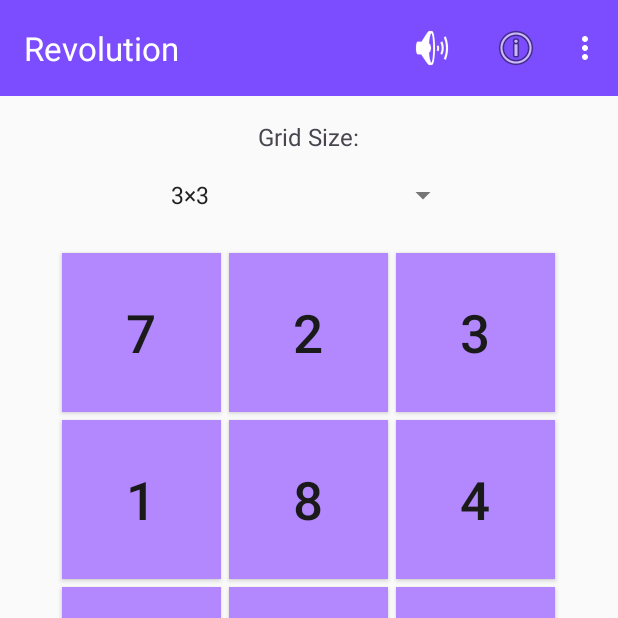
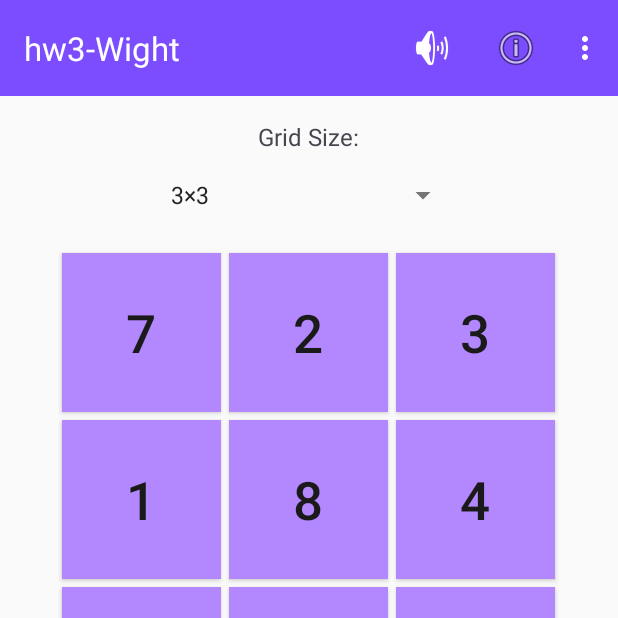
Before and after one commit to EthanWight/Revolution, an Android app: the screen it shows after launch (MainActivity), on a phone screen of 412 x 824 dp, the top half of it. Run offline under Robolectric (Android 15) with nearby library versions, the phone set to English and light mode, and no system bars.

Commit message:
refactor: Update app name and remove menu icons
This commit updates the application's name and simplifies the main menu.

- Changes the `app_name` string resource from "Revolution" to "hw3-Wight".
- Removes the icons from the "milestones" and "surrender" items in `main_menu.xml`.

```diff
--- a/app/src/main/res/menu/main_menu.xml
+++ b/app/src/main/res/menu/main_menu.xml
@@ -15,14 +15,12 @@
         android:id="@+id/action_milestones"
         android:orderInCategory="25"
         android:title="@string/milestones"
-        android:icon="@android:drawable/star_on"
         app:showAsAction="never" />
 
     <item
         android:id="@+id/action_surrender"
         android:orderInCategory="50"
         android:title="@string/surrender"
-        android:icon="@android:drawable/ic_menu_revert"
         app:showAsAction="never" />
 
     <item
--- a/app/src/main/res/values/strings.xml
+++ b/app/src/main/res/values/strings.xml
@@ -1,7 +1,7 @@
 <?xml version="1.0" encoding="utf-8"?>
 <resources>
     <!-- App Name -->
-    <string name="app_name">Revolution</string>
+    <string name="app_name">hw3-Wight</string>
     <string name="app_name_surrender">Revolution (SURRENDER MODE)</string>
 
     <!-- Main Game Controls -->
```
